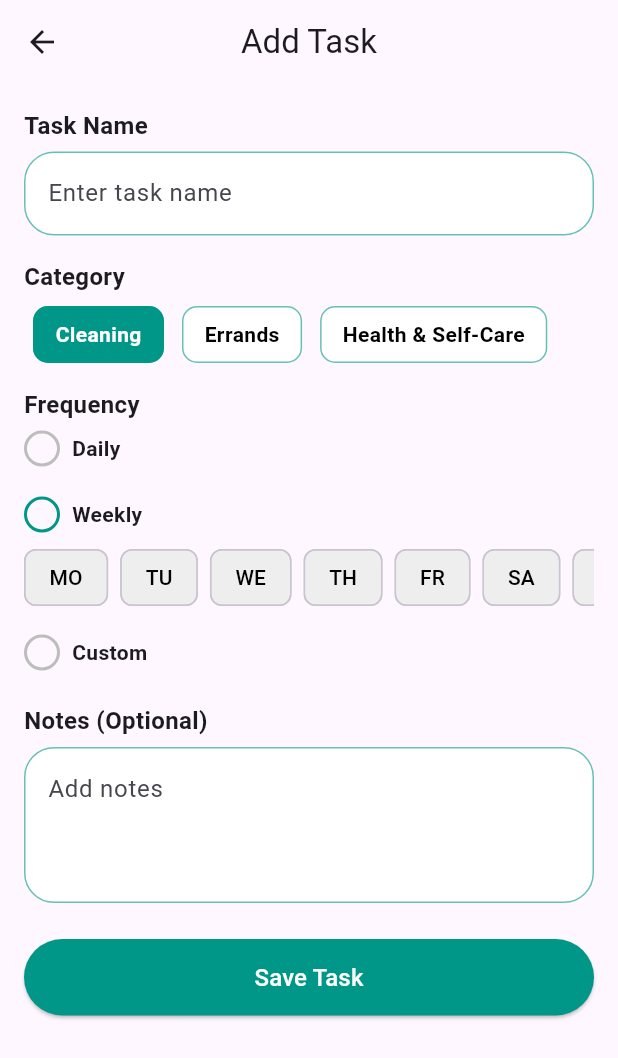
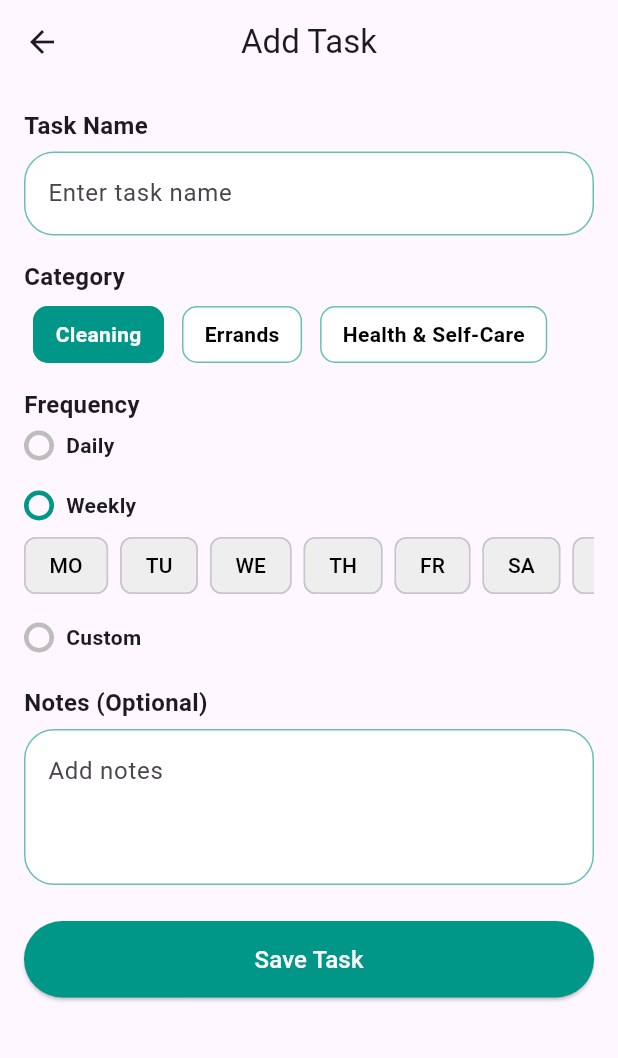
Before and after one commit to farhad-fbm/auth_flutter, a Flutter app: the AddTaskScreen screen opened directly, after a tap on "Weekly", on a phone screen of 412 x 824 dp. Shown: the top 1058 px of the screen. Run offline on Flutter 3.47's test engine with Material 3 defaults, Android fonts, the phone set to English and light mode, and no system bars; our stand-ins replace file_picker, image_picker.

Commit message:
added task

```diff
--- a/lib/features/tasks/presentation/shop_home_screen.dart
+++ b/lib/features/tasks/presentation/shop_home_screen.dart
@@ -1,6 +1,6 @@
 import 'package:flutter/material.dart';
 // import 'package:uione/constants/app_colors.dart';
-import 'package:uione/models/task.dart';
+import 'package:uione/features/tasks/presentation/task.dart';
 import 'package:uione/features/tasks/presentation/widgets/category_selector_widget.dart';
 import 'package:uione/features/tasks/presentation/widgets/task_card.dart';
 import 'package:uione/features/tasks/presentation/add_task_screen.dart';
--- a/lib/features/tasks/presentation/widgets/custom_horizontal_chip_selector.dart
+++ b/lib/features/tasks/presentation/widgets/custom_horizontal_chip_selector.dart
@@ -47,6 +47,14 @@ class CustomHorizontalChipSelector extends StatelessWidget {
                     showCheckmark: false,
                     selectedColor: Colors.teal,
                     backgroundColor: Colors.grey.shade200,
+                    labelStyle: TextStyle(
+                      // color: selectedItem == item ? Colors.white : Colors.black,
+                      color:
+                          selectedItems?.contains(item) ?? false
+                              ? Colors.white
+                              : Colors.black,
+                    ),
+
                     onSelected: (_) => onItemSelected(item),
                   ),
                 );
--- a/lib/features/tasks/presentation/widgets/custom_radio_button.dart
+++ b/lib/features/tasks/presentation/widgets/custom_radio_button.dart
@@ -21,14 +21,14 @@ class CustomRadioButton extends StatelessWidget {
         child: Row(
           children: [
             Container(
-              width: 24,
-              height: 24,
+              width: 20,
+              height: 20,
               margin: const EdgeInsets.only(right: 8),
               decoration: BoxDecoration(
                 shape: BoxShape.circle,
                 border: Border.all(
                   color: selected ? Colors.teal : Colors.grey.shade400,
-                  width: 2,
+                  width: 3,
                 ),
               ),
             ),
--- a/lib/features/tasks/presentation/widgets/task_card.dart
+++ b/lib/features/tasks/presentation/widgets/task_card.dart
@@ -1,5 +1,5 @@
 import 'package:flutter/material.dart';
-import '../../../../models/task.dart';
+import '../task.dart';
 
 class TaskCard extends StatelessWidget {
   final Task task;
--- a/lib/screens/landing_screen.dart
+++ b/lib/screens/landing_screen.dart
@@ -1,8 +1,9 @@
 import 'package:flutter/material.dart';
+import 'package:uione/features/tasks/presentation/shop_home_screen.dart';
 // import 'package:uione/screens/all_file_pickers.dart';
 import 'package:uione/screens/car_owner.dart';
 import 'package:uione/screens/repair_shop.dart';
-import 'package:uione/features/tasks/presentation/shop_home_screen.dart';
+// import 'package:uione/features/tasks/presentation/shop_home_screen.dart';
 
 class LandingScreen extends StatefulWidget {
   const LandingScreen({super.key});
```
Also changed, not shown: lib/features/task_selection/presentation/widgets/task_card.dart (deleted, +0 -44 lines), lib/features/tasks/presentation/task.dart (line endings or trailing spaces).
